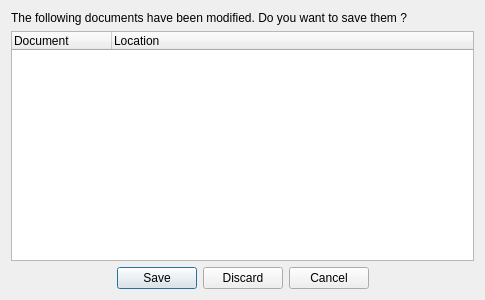
This is caneda/dialogs/savedocumentsdialog.ui in Caneda/Caneda as Qt 5 draws it before an edit. The edited form follows.
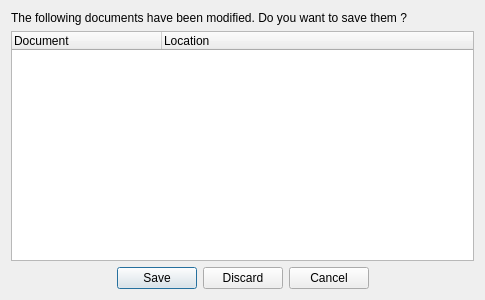
This is the edited form.

Commit message: Minor savedocumentsdialog layout modification. Cleanup like changes.

```diff
--- a/caneda/dialogs/savedocumentsdialog.ui
+++ b/caneda/dialogs/savedocumentsdialog.ui
@@ -29,6 +29,12 @@
    </item>
    <item>
     <widget class="QTreeWidget" name="treeWidget">
+     <attribute name="headerDefaultSectionSize">
+      <number>150</number>
+     </attribute>
+     <attribute name="headerDefaultSectionSize">
+      <number>150</number>
+     </attribute>
      <column>
       <property name="text">
        <string>Document</string>
```
The commit also changes 1 other file.
